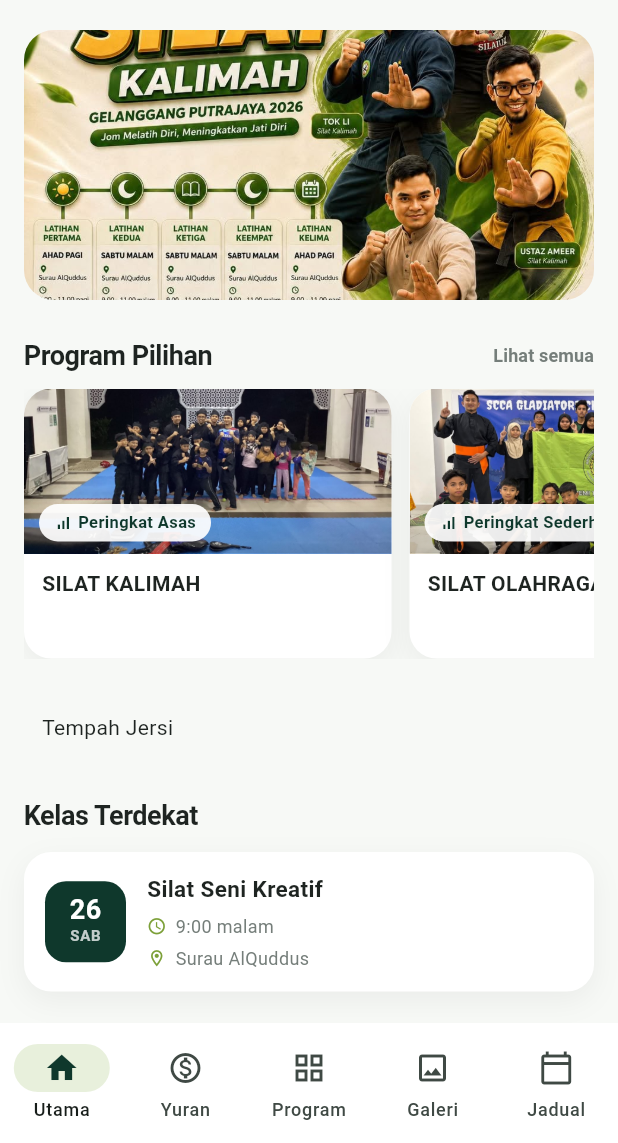
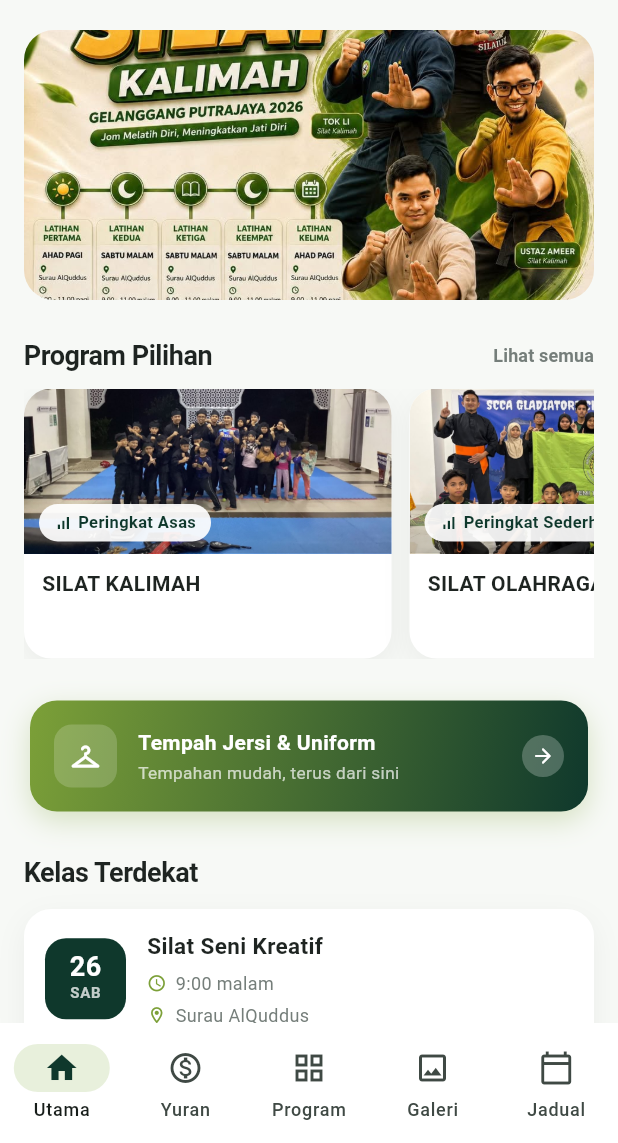
Before and after one commit to i900aiman/Akademi-Tarung-Kalimah, a Flutter app: the screen it shows after launch, on a phone screen of 412 x 824 dp, the part 93-1236 px from its top. Run offline on Flutter 3.47's test engine with Material 3 defaults, Android fonts, the phone set to English and light mode, and no system bars; our stand-ins replace image_picker, timeline_tile; network calls fail.

Commit message:
cantikkan button tempahan di homepage

```diff
--- a/lib/screens/home/home_page.dart
+++ b/lib/screens/home/home_page.dart
@@ -92,69 +92,6 @@ class HomePage extends StatelessWidget {
           color: AppTheme.primaryDark.withOpacity(0.3), // Tambah sedikit kegelapan
         ),
         */
-
-                      // Lapisan 3: Kandungan Teks dan Butang
-                      Padding(
-                        padding: const EdgeInsets.all(
-                          24.0,
-                        ), // Padding yang lebih besar sedikit seperti di design asal
-                        child: Column(
-                          crossAxisAlignment: CrossAxisAlignment.start,
-                          mainAxisAlignment: MainAxisAlignment
-                              .center, // Pusatkan kandungan secara menegak
-                          children: [
-                            //  Container(
-
-                            //   decoration: BoxDecoration(color: Colors.grey.shade100, borderRadius: BorderRadius.circular(20),),
-                            //    child: Padding(
-                            //      padding: const EdgeInsets.all(8.0),
-                            //      child: Text(
-                            //       'Bina Disiplin,\nKuatkan\nJati Diri',
-                            //       style: TextStyle(
-                            //         color: Colors.black,
-                            //         fontSize: 15, // Besarkan sedikit saiz fon
-                            //         fontWeight: FontWeight.bold,
-                            //         height: 1.2,
-                            //       ),
-                            //                    ),
-                            //    ),
-                            //  ),
-                            const SizedBox(height: 16), // Jarak yang lebih baik
-                            // ElevatedButton(
-                            //   onPressed: () {
-
-                            //   },
-                            //   style: ElevatedButton.styleFrom(
-                            //     backgroundColor: AppTheme.primaryGreen,
-                            //     foregroundColor: Colors.white,
-                            //     shape: RoundedRectangleBorder(
-                            //       borderRadius: BorderRadius.circular(20),
-                            //     ),
-                            //     padding: const EdgeInsets.symmetric(
-                            //       horizontal: 20,
-                            //       vertical: 10,
-                            //     ),
-                            //     elevation:
-                            //         2, // Tambah sedikit bayang pada butang
-                            //   ),
-                            //   child: const Row(
-                            //     mainAxisSize: MainAxisSize.min,
-                            //     children: [
-                            //       Text(
-                            //         'Daftar Sekarang',
-                            //         style: TextStyle(
-                            //           fontSize: 13,
-                            //           fontWeight: FontWeight.w600,
-                            //         ),
-                            //       ),
-                            //       SizedBox(width: 6),
-                            //       Icon(Icons.arrow_forward, size: 16),
-                            //     ],
-                            //   ),
-                            // ),
-                          ],
-                        ),
-                      ),
                     ],
                   ),
                 ),
@@ -210,7 +147,10 @@ class HomePage extends StatelessWidget {
                         ((DummyData.programs.length - 1) * spacing);
 
                     final horizontalPadding =
-          ((constraints.maxWidth - totalWidth) / 2).clamp(0.0, double.infinity);
+                        ((constraints.maxWidth - totalWidth) / 2).clamp(
+                          0.0,
+                          double.infinity,
+                        );
 
                     return ListView.separated(
                       scrollDirection: Axis.horizontal,
@@ -218,7 +158,8 @@ class HomePage extends StatelessWidget {
                         horizontal: horizontalPadding,
                       ),
                       itemCount: DummyData.programs.length,
-        separatorBuilder: (_, __) => const SizedBox(width: spacing),
+                      separatorBuilder: (_, __) =>
+                          const SizedBox(width: spacing),
                       itemBuilder: (context, index) {
                         final program = DummyData.programs[index];
 
@@ -230,9 +171,8 @@ class HomePage extends StatelessWidget {
                               Navigator.push(
                                 context,
                                 MaterialPageRoute(
-                    builder: (_) => ProgramDetailPage(
-                      program: program,
-                    ),
+                                  builder: (_) =>
+                                      ProgramDetailPage(program: program),
                                 ),
                               );
                             },
@@ -246,15 +186,85 @@ class HomePage extends StatelessWidget {
 
               const SizedBox(height: 24),
               Padding(
-  padding: const EdgeInsets.all(12.0),
-  child: GestureDetector(
+                padding: const EdgeInsets.symmetric(horizontal: 4, vertical: 4),
+                child: InkWell(
+                  borderRadius: BorderRadius.circular(18),
                   onTap: () {
                     Navigator.push(
                       context,
                       MaterialPageRoute(builder: (_) => const TempahanPage()),
                     );
                   },
-    child: const Text("Tempah Jersi"),
+                  child: Container(
+                    padding: const EdgeInsets.all(16),
+                    decoration: BoxDecoration(
+                      gradient: LinearGradient(
+                        colors: [AppTheme.primaryGreen, AppTheme.primaryDark],
+                        begin: Alignment.topLeft,
+                        end: Alignment.bottomRight,
+                      ),
+                      borderRadius: BorderRadius.circular(18),
+                      boxShadow: [
+                        BoxShadow(
+                          color: AppTheme.primaryGreen.withValues(alpha: 0.28),
+                          blurRadius: 16,
+                          offset: const Offset(0, 6),
+                        ),
+                      ],
+                    ),
+                    child: Row(
+                      children: [
+                        Container(
+                          padding: const EdgeInsets.all(10),
+                          decoration: BoxDecoration(
+                            color: Colors.white.withValues(alpha: 0.18),
+                            borderRadius: BorderRadius.circular(12),
+                          ),
+                          child: const Icon(
+                            Icons.checkroom_rounded,
+                            color: Colors.white,
+                            size: 22,
+                          ),
+                        ),
+                        const SizedBox(width: 14),
+                        const Expanded(
+                          child: Column(
+                            crossAxisAlignment: CrossAxisAlignment.start,
+                            children: [
+                              Text(
+                                'Tempah Jersi & Uniform',
+                                style: TextStyle(
+                                  color: Colors.white,
+                                  fontWeight: FontWeight.w700,
+                                  fontSize: 14,
+                                ),
+                              ),
+                              SizedBox(height: 2),
+                              Text(
+                                'Tempahan mudah, terus dari sini',
+                                style: TextStyle(
+                                  color: Colors.white70,
+                                  fontSize: 11.5,
+                                ),
+                              ),
+                            ],
+                          ),
+                        ),
+                        Container(
+                          padding: const EdgeInsets.all(6),
+                          decoration: const BoxDecoration(
+                            color: Colors.white24,
+                            shape: BoxShape.circle,
+                          ),
+                          child: const Icon(
+                            Icons.arrow_forward_rounded,
+                            color: Colors.white,
+                            size: 16,
+                          ),
+                        ),
+                      ],
+                    ),
+                  ),
                 ),
               ),
               const SizedBox(height: 24),
```
Lines whose indentation alone changed are shown as unchanged.
